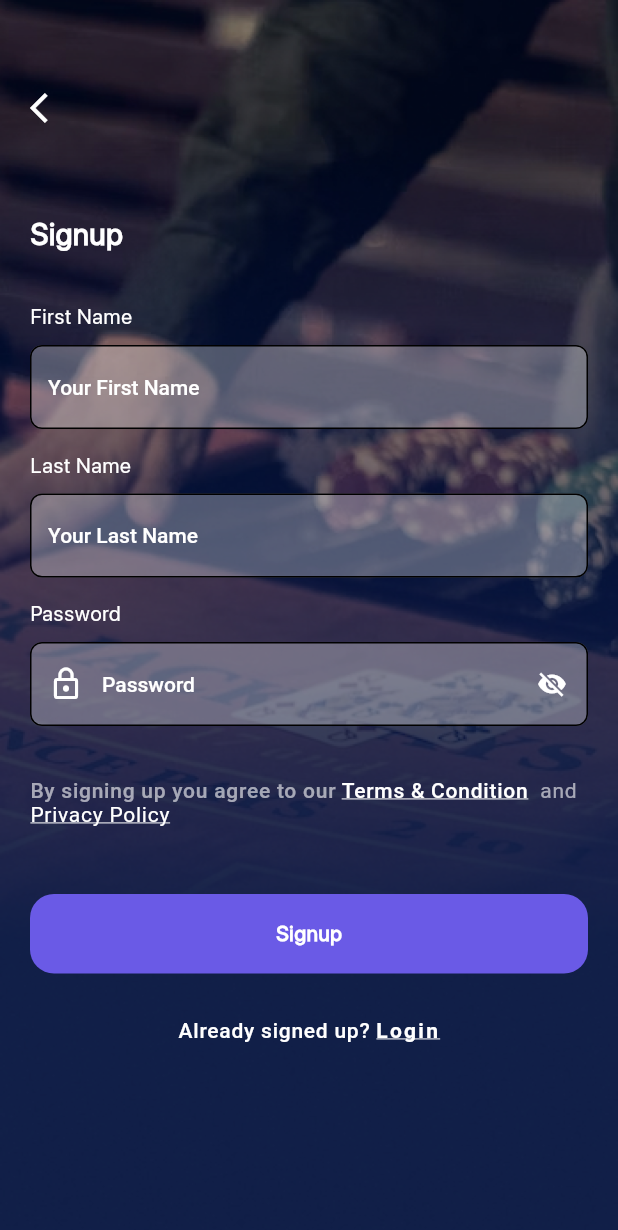
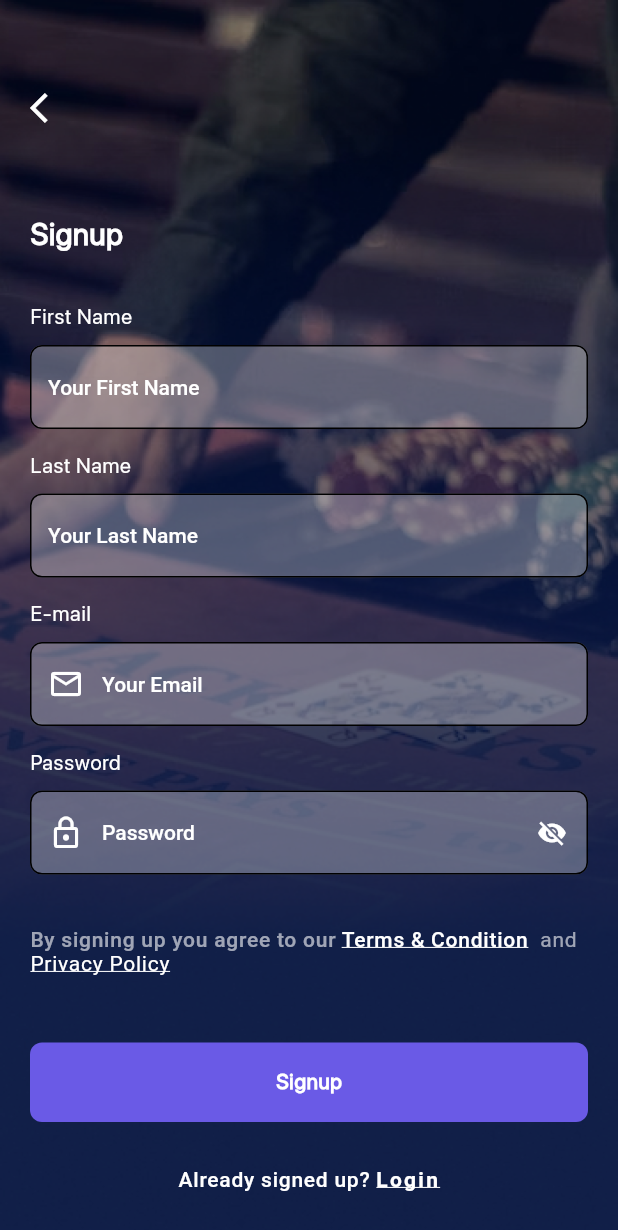
Before and after one commit to khansameer/poker_app, a Flutter app: the SignupPage screen opened by its route, on a phone screen of 412 x 824 dp. Shown: the top 1230 px of the screen. Run offline on Flutter 3.47's test engine with Material 2 defaults, Android fonts, the phone set to English and light mode, and no system bars; our stand-ins replace flutter_svg, image_cropper, image_picker; project files that could hold a hidden picture were left out.

Commit message:
all code

```diff
--- a/lib/core/common/common_button_widget.dart
+++ b/lib/core/common/common_button_widget.dart
@@ -12,6 +12,7 @@ class CommonButtonWidget extends StatelessWidget {
   double? radius;
   double? padding;
   VoidCallback? onPressed;
+  Color ? colorButton;
 
   CommonButtonWidget({
     this.text,
@@ -20,6 +21,7 @@ class CommonButtonWidget extends StatelessWidget {
     this.radius,
     this.marginTop,
     this.onPressed,
+    this.colorButton,
   });
 
   @override
@@ -27,15 +29,15 @@ class CommonButtonWidget extends StatelessWidget {
     return Container(
       margin: EdgeInsets.only(top: marginTop ?? AppConstants.zero),
       child: TextButton(
-        style: ButtonStyle(
-            shape: MaterialStateProperty.all<RoundedRectangleBorder>(
-                RoundedRectangleBorder(
-              borderRadius:
-                  BorderRadius.circular(radius ?? AppConstants.sixteen),
-            )),
-            padding: MaterialStateProperty.all<EdgeInsets>(
-                EdgeInsets.all(padding ?? AppConstants.eighteen)),
-            backgroundColor: MaterialStateProperty.all<Color>(AppColor.colorButton)),
+        style: TextButton.styleFrom(
+          padding:EdgeInsets.all(padding ?? AppConstants.eighteen) ,
+          shape: RoundedRectangleBorder(
+            borderRadius:
+            BorderRadius.circular(radius ?? AppConstants.eight),
+          ),
+          backgroundColor: colorButton??AppColor.colorButton, // Background Color
+        ),
+
         onPressed: onPressed,
         child: Center(
           child: CommonTextWidget(
--- /dev/null
+++ b/lib/core/common/common_list_bean.dart
@@ -0,0 +1,9 @@
+class CommonList {
+  String? title;
+  String? date;
+  String? price;
+  String? status;
+  bool? isShow = false;
+
+  CommonList(this.title, this.date,this.price,this.status,this.isShow);
+}
--- a/lib/core/common/common_textfield.dart
+++ b/lib/core/common/common_textfield.dart
@@ -15,6 +15,7 @@ class CommonTextField extends StatelessWidget {
   Widget? suffixIcon;
   ValueChanged? onChange;
   bool? obscureText;
+  TextEditingController? controller;
   TextInputAction? textInputAction;
   CommonTextField({
     this.hint,
@@ -27,6 +28,7 @@ class CommonTextField extends StatelessWidget {
     this.onChange,
     this.marginTop,
     this.obscureText,
+    this.controller,
   });
 
 
@@ -36,6 +38,7 @@ class CommonTextField extends StatelessWidget {
       margin: EdgeInsets.only(top: marginTop??AppConstants.five),
       color: Colors.transparent,
       child: TextField(
+        controller: controller,
         onChanged: onChange,
         keyboardType: inputTypes,
         autocorrect: true,
--- a/lib/core/common/custom_profile_widget.dart
+++ b/lib/core/common/custom_profile_widget.dart
@@ -94,7 +94,7 @@ class CustomProfileWidgetState extends State<CustomProfileWidget> {
       //when i am used  AppUtils.containerDecoration UI was not rendring perfact then i am used this normal box BoxDecoration
       return commonContainerBox(Image.asset(
         icImge,
-        fit: BoxFit.cover,
+        fit: BoxFit.fill,
       ));
     }
   }
@@ -107,7 +107,7 @@ class CustomProfileWidgetState extends State<CustomProfileWidget> {
         shape: BoxShape.circle,
         border: Border.all(
           color: AppColor.colorWhite,
-          width: AppConstants.three,
+          width: AppConstants.two,
         ),
       ),
       child: CircleAvatar(
@@ -125,7 +125,7 @@ class CustomProfileWidgetState extends State<CustomProfileWidget> {
           color: color,
           all: AppConstants.ten,
           child: Icon(
-            Icons.camera_alt_sharp,
+            Icons.camera_alt_outlined,
             color: Colors.black,
             size: AppConstants.twenty,
           ),
--- a/lib/core/route.dart
+++ b/lib/core/route.dart
@@ -8,5 +8,8 @@ class RouteName {
   static const String termCondition = '/termCondition';
   static const String privacyPolicy = '/privacyPolicy';
   static const String profile = '/profile';
+  static const String editProfile = '/editProfile';
+  static const String changePassword = '/changePassword';
+  static const String clubBalance = '/clubBalance';
 
 }
--- a/lib/core/route_generator.dart
+++ b/lib/core/route_generator.dart
@@ -1,9 +1,12 @@
 
 import 'package:flutter/material.dart';
 import 'package:poker/core/route.dart';
+import 'package:poker/features/change_password_page.dart';
+import 'package:poker/features/clubBalance/clubBalance_page.dart';
 import 'package:poker/features/dashboard/dashboard_page.dart';
 import 'package:poker/features/login/login_page.dart';
 import 'package:poker/features/login/varification_page.dart';
+import 'package:poker/features/profile/edit_profile_page.dart';
 import 'package:poker/features/profile/profile_page.dart';
 import 'package:poker/features/signup/signup_page.dart';
 import 'package:poker/features/signup/term_codition_page.dart';
@@ -42,6 +45,19 @@ class RouteGenerator {
         return MaterialPageRoute(
             builder: (_) =>  const ProfilePage(),
             settings: const RouteSettings(name: RouteName.profile));
+      case RouteName.editProfile:
+        return MaterialPageRoute(
+            builder: (_) =>  const EditProfilePage(),
+            settings: const RouteSettings(name: RouteName.editProfile));
+      case RouteName.changePassword:
+        return MaterialPageRoute(
+            builder: (_) =>  const ChangePasswordPage(),
+            settings: const RouteSettings(name: RouteName.changePassword));
+
+      case RouteName.clubBalance:
+        return MaterialPageRoute(
+            builder: (_) =>  const ClubBalancePage(),
+            settings: const RouteSettings(name: RouteName.clubBalance));
 
 
       default:
--- a/lib/core/utils/app_color.dart
+++ b/lib/core/utils/app_color.dart
@@ -19,6 +19,10 @@ class AppColor{
   static const Color colorWt= Color.fromRGBO(38, 59, 108, 0);
   static const Color colorLogout= Color.fromRGBO(235, 87, 87, 1);
   static const Color colorToolBar= Color.fromRGBO(40, 56, 110, 1);
+  static const Color colorButtonUpdate= Color.fromRGBO(106, 90, 230, 1);
+  static const Color colorDarkBlue= Color.fromRGBO(0, 27, 105, 1);
+  static const Color colorGreenDark= Color.fromRGBO(5, 185, 53, 1);
+  static const Color colorBlueClub= Color.fromRGBO(38, 59, 108, 1);
 
 
 
--- a/lib/core/utils/app_utils.dart
+++ b/lib/core/utils/app_utils.dart
@@ -1,7 +1,9 @@
 import 'package:flutter/gestures.dart';
 import 'package:flutter/material.dart';
 import 'package:flutter_svg/flutter_svg.dart';
+import 'package:poker/core/common/common_list_bean.dart';
 import 'package:poker/core/common/common_text_widget.dart';
+import 'package:poker/core/route.dart';
 import 'package:poker/core/utils/app_color.dart';
 import 'package:poker/core/utils/app_constants.dart';
 import 'package:poker/core/utils/image_path.dart';
@@ -9,7 +11,28 @@ import 'package:poker/core/utils/string_utils.dart';
 
 class AppUtils {
 
-  static AppBar commonAppBar({required BuildContext context,String? title,bool? isShowEdit,String? actionTitle}){
+  static TextEditingController tetEmail=TextEditingController();
+  static TextEditingController tetPassword=TextEditingController();
+  static TextEditingController tetConfrimPassword=TextEditingController();
+  static TextEditingController tetNewPassword=TextEditingController();
+  static TextEditingController tetReInterPassword=TextEditingController();
+  static TextEditingController tetFirstName=TextEditingController();
+  static TextEditingController tetLastName=TextEditingController();
+  static TextEditingController tetOtp=TextEditingController();
+
+
+ static List<CommonList> commonList = [];
+
+ static getUserList() {
+    commonList.add(CommonList("In","25 Aug, 23:52","+ 500","Pending",true));
+    commonList.add(CommonList("In","25 Aug, 23:52","+ 500","Failed",true));
+    commonList.add(CommonList("Out","25 Aug, 23:52","+ 500","Completed",false));
+    commonList.add(CommonList("Out","25 Aug, 23:52","+ 500","Completed",false));
+    commonList.add(CommonList("In","25 Aug, 23:52","+ 500","Pending",true));
+  }
+
+
+  static AppBar commonAppBar({required BuildContext context,String? title,bool? isShowEdit,String? actionTitle,VoidCallback? onTap}){
     return AppBar(
       toolbarHeight: 70,
       actions: [
@@ -17,6 +40,11 @@ class AppUtils {
         Visibility(
           visible: isShowEdit ?? false,
           child: Center(
+            child: TextButton(
+              onPressed: (){
+                AppUtils.redirectToNextScreen(context: context,screenName: RouteName.editProfile);
+
+              },
               child: CommonTextWidget(
 
                 textAlign: TextAlign.center,
@@ -24,6 +52,7 @@ class AppUtils {
                 fontSize: AppConstants.eighteen,
                 fontWeight: FontWeight.w600,
                 text: actionTitle,
+              ),
             ),
           ),
         )
@@ -39,37 +68,15 @@ class AppUtils {
       title: CommonTextWidget(
         fontSize: AppConstants.eighteen,
         fontWeight: FontWeight.w600,
-        text: "Profile",
+        text:title ,
       ),
     );
-  }
-  static BoxDecoration commonDecoration(
-      {String? image, double? first, double? end,Color? colorStart,Color? colorEnd}) {
-    return BoxDecoration(
-        /*image: const DecorationImage(
-             image: AssetImage(icBackground), fit: BoxFit.fill),*/
-        gradient: LinearGradient(
-            stops: [0.1, 0.7],
-            tileMode: TileMode.clamp,
-            begin: Alignment.topCenter,
-            end: Alignment.bottomCenter,
-            colors: [
-              AppColor.colorBlueLight,
-              AppColor.colorBlue,
-            ]));
   }
 
   static BoxDecoration containerDecorationBg({String? image}) {
     return BoxDecoration(
       image:
           DecorationImage(image: AssetImage(image??icDashboardBg), fit: BoxFit.fill),
-      /* gradient: LinearGradient(
-        begin: Alignment.topCenter,
-        end: Alignment.bottomCenter,
-       stops: [0.6, 1],
-
-        colors: [AppColor.colorBlue, AppColor.colorBlueLight],
-      ),*/
     );
   }
 
@@ -239,6 +246,7 @@ class AppUtils {
     return Divider(color: color?? AppColor.colorWhite,indent: indent??15, endIndent: endIndent??15,height: top??0,);
   }
 
+
  static Widget commonMenuItem(
       {String? text,
         Color? textColor,
@@ -267,4 +275,22 @@ class AppUtils {
       ),
     );
   }
+
+ static Widget commonBg({
+    Widget? widget,
+    Color? color,
+   double? left,
+   double? top,
+   double? radius,
+   double?padding,
+  }) {
+    return Container(
+      margin:  EdgeInsets.only(left:left?? 16, top: top??10),
+      padding:  EdgeInsets.all(padding?? 10),
+      decoration: AppUtils.containerDecoration(
+          radius: radius??8, color: color ?? AppColor.colorWhiteLight),
+      child: widget,
+    );
   }
+
+}
--- a/lib/core/utils/image_path.dart
+++ b/lib/core/utils/image_path.dart
@@ -19,3 +19,4 @@ const icFb = '$baseIconPath/ic_fb.svg';
 const icInsta = '$baseIconPath/icsa.svg';
 /*const icAvtaar = '$baseIconPath/ic_avtar.svg';*/
 const icKey = '$baseIconPath/ic_key.svg';
+const icUser = '$baseIconPath/user.svg';
--- a/lib/core/utils/string_utils.dart
+++ b/lib/core/utils/string_utils.dart
@@ -9,9 +9,13 @@ class StringUtils{
   static const String connectWith="or continue with";
   static const String anAccount="Don,t have an account?";
   static const String signup="Signup";
+  static const String update="Update";
   static const String firstName="First Name";
   static const String lastName="Last Name";
   static const String your="Your ";
+  static const String currentPassword="Current Password";
+  static const String newPassword="New Password";
+  static const String reEnterPassword="Re-Type New Password";
   static const String edit="Edit";
   static const String signupTerm="By signing up you agree to our ";
   static const String termsCondition="Terms & Condition";
--- a/lib/features/login/login_page.dart
+++ b/lib/features/login/login_page.dart
@@ -57,6 +57,8 @@ class LoginPageState extends State<LoginPage> {
                     margintop: AppConstants.thirtyFive,
                   ),
                   CommonTextField(
+                      controller: AppUtils.tetEmail,
+                      inputTypes: TextInputType.emailAddress,
                       marginTop: AppConstants.ten,
                       hint: StringUtils.emailHint,
                       iconWidget: const Icon(
@@ -70,6 +72,7 @@ class LoginPageState extends State<LoginPage> {
                       text: StringUtils.password,
                       margintop: AppConstants.eighteen),
                   CommonTextField(
+                      controller: AppUtils.tetPassword,
                       obscureText: obscureText,
                       suffixIcon: InkWell(
                         onTap: () {
--- a/lib/features/signup/signup_page.dart
+++ b/lib/features/signup/signup_page.dart
@@ -1,4 +1,3 @@
-import 'package:flutter/gestures.dart';
 import 'package:flutter/material.dart';
 import 'package:poker/core/common/common_bg_page.dart';
 import 'package:poker/core/common/common_button_widget.dart';
@@ -23,14 +22,13 @@ class SignupPage extends StatefulWidget {
 
 class SignupPageState extends State<SignupPage> {
   bool obscureText = true;
+
   @override
   Widget build(BuildContext context) {
     return Scaffold(
       resizeToAvoidBottomInset: false,
-      body: Stack(
-        alignment: Alignment.center,
-        children: [
-          CommonBgPage(
+      body: Container(
+        child: CommonBgPage(
             alignment: Alignment.topLeft,
             imagePath: icBackground,
             widget: SingleChildScrollView(
@@ -61,6 +59,8 @@ class SignupPageState extends State<SignupPage> {
                     margintop: AppConstants.thirtyFive,
                   ),
                   CommonTextField(
+                      controller: AppUtils.tetFirstName,
+
                       inputTypes: TextInputType.name,
                       marginTop: AppConstants.ten,
                       hint: StringUtils.your + StringUtils.firstName,
@@ -73,8 +73,24 @@ class SignupPageState extends State<SignupPage> {
                   ),
                   CommonTextField(
                       marginTop: AppConstants.ten,
+                      controller: AppUtils.tetLastName,
                       inputTypes: TextInputType.name,
                       hint: StringUtils.your + StringUtils.lastName,
+                      fontSize: AppConstants.fourteen,
+                      fontWeight: FontWeight.w500,
+                      radius: AppConstants.eight),
+                  CommonTextWidget(
+                    text: StringUtils.email,
+                    margintop: AppConstants.sixteen,
+                  ),
+                  CommonTextField(
+                      controller: AppUtils.tetEmail,
+                      marginTop: AppConstants.ten,
+                      hint: StringUtils.emailHint,
+                      iconWidget: const Icon(
+                        Icons.email_outlined,
+                        color: AppColor.colorWhite,
+                      ),
                       fontSize: AppConstants.fourteen,
                       fontWeight: FontWeight.w500,
                       radius: AppConstants.eight),
@@ -83,6 +99,7 @@ class SignupPageState extends State<SignupPage> {
                     margintop: AppConstants.sixteen,
                   ),
                   CommonTextField(
+                      controller: AppUtils.tetPassword,
                       obscureText: obscureText,
                       suffixIcon: InkWell(
                         onTap: () {
@@ -112,11 +129,12 @@ class SignupPageState extends State<SignupPage> {
                       fontSize: AppConstants.fourteen,
                       fontWeight: FontWeight.w500,
                       radius: AppConstants.eight),
-                    AppUtils.privacyPolicyLinkAndTermsOfService(onTapTermsCondition: onClickTermCondition,onTapPrivacyPolicy:onClickPolicy  ),
+                  AppUtils.privacyPolicyLinkAndTermsOfService(
+                      onTapTermsCondition: onClickTermCondition,
+                      onTapPrivacyPolicy: onClickPolicy),
                   CommonButtonWidget(
                       onPressed: () {
-                          Navigator.of(context)
-                              .pushNamed(RouteName.verification);
+                        Navigator.of(context).pushNamed(RouteName.verification);
                       },
                       text: StringUtils.signup,
                       marginTop: AppConstants.fortyFive),
@@ -132,16 +150,21 @@ class SignupPageState extends State<SignupPage> {
                 ],
               ),
             )),
-        ],
       ),
     );
   }
 
-  void onClickTermCondition(){
-    AppUtils.redirectToNextScreen(context: context,screenName: RouteName.termCondition,arguments:StringUtils.termsCondition);
+  void onClickTermCondition() {
+    AppUtils.redirectToNextScreen(
+        context: context,
+        screenName: RouteName.termCondition,
+        arguments: StringUtils.termsCondition);
   }
 
-  void onClickPolicy(){
-    AppUtils.redirectToNextScreen(context: context,screenName: RouteName.termCondition,arguments:StringUtils.privacyPolicy);
+  void onClickPolicy() {
+    AppUtils.redirectToNextScreen(
+        context: context,
+        screenName: RouteName.termCondition,
+        arguments: StringUtils.privacyPolicy);
   }
 }
```
Also changed, not shown: lib/features/change_password_page.dart (added, +125 -0 lines), lib/features/clubBalance/clubBalance_page.dart (added, +196 -0 lines), lib/features/dashboard/dashboard_page.dart (+13 -18 lines), lib/features/login/varification_page.dart (+25 -27 lines), lib/features/profile/edit_profile_page.dart (added, +119 -0 lines), lib/features/profile/profile_page.dart (+13 -0 lines), assets/icons/ic_login_bg.svg (added), assets/icons/user.svg (added). Lines whose indentation alone changed are shown as unchanged.
